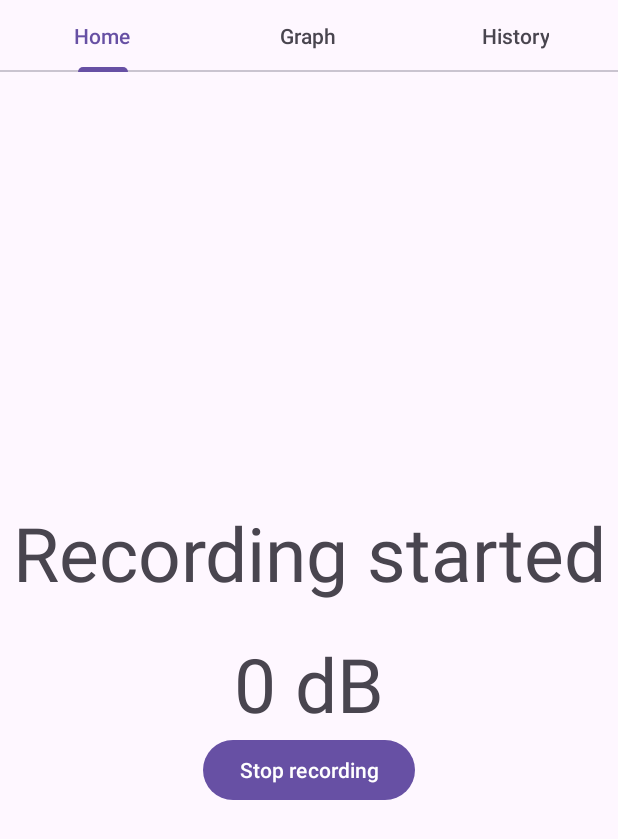
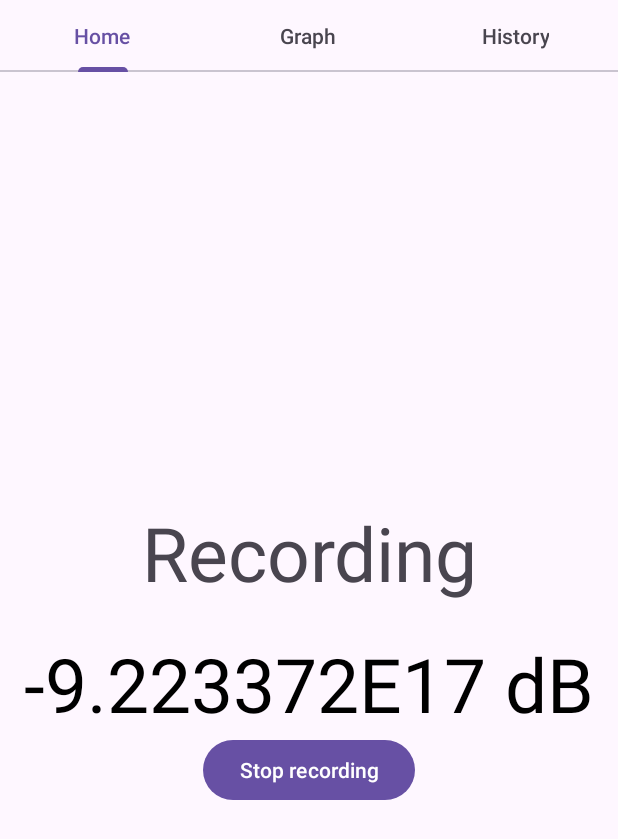
Before and after one commit to faithfuldao/II.3510_2425_SoundDetectorApp, an Android app: the screen it shows after launch (MainActivity), after a tap on "Start recording", on a phone screen of 412 x 824 dp. Shown: the top 839 px of the screen. Run offline under Robolectric (Android 15) with nearby library versions, the phone set to English and light mode, and no system bars.

Commit message:
dB meter working, without notification

```diff
--- a/app/src/main/java/com/example/sounddetector/Fragment1.java
+++ b/app/src/main/java/com/example/sounddetector/Fragment1.java
@@ -2,10 +2,12 @@ package com.example.sounddetector;
 
 import static android.Manifest.permission.RECORD_AUDIO;
 
+import android.annotation.SuppressLint;
 import android.content.pm.PackageManager;
+import android.media.AudioFormat;
+import android.media.AudioRecord;
 import android.media.MediaRecorder;
 import android.os.Bundle;
-import android.os.Handler;
 
 import androidx.activity.result.ActivityResultLauncher;
 import androidx.activity.result.contract.ActivityResultContracts;
@@ -20,22 +22,25 @@ import android.widget.TextView;
 import android.widget.Toast;
 
 import android.util.Log;
-import java.io.IOException;
 
 public class Fragment1 extends Fragment {
 
     private Button startStopBtn;
-    private TextView statusTV;
-    private MediaRecorder mediaRecorder;
-    private static String mFileName = null;
+    private TextView statusTV, dbValueTV;
+    private AudioRecord audioRecord;
+
+    private ActivityResultLauncher<String> requestPermissionLauncher;
 
     private boolean isRecording = false;
+    private static final int THRESHOLD_DB_LOW = -20;
+    private static final int THRESHOLD_DB_HIGH = -10;
 
-    //defining threshold for the alert notifications
-    private static final int THRESHOLD_DB = 70;
-    private Handler handler = new Handler();
+    private static final int SAMPLE_RATE = 44100;
+    private static final int DURATION = 2;
+    private static final int BUFFER_SIZE = SAMPLE_RATE * DURATION;
 
-    private ActivityResultLauncher<String> requestPermissionLauncher;
+    private short[] audioBuffer = new short[BUFFER_SIZE];
+
 
     @Override
     public void onCreate(Bundle savedInstanceState) {
@@ -52,15 +57,14 @@ public class Fragment1 extends Fragment {
                 });
     }
 
-
     @Override
     public View onCreateView(LayoutInflater inflater, ViewGroup container,
                              Bundle savedInstanceState) {
-
         View view = inflater.inflate(R.layout.fragment_1, container, false);
 
         statusTV = view.findViewById(R.id.status);
         startStopBtn = view.findViewById(R.id.startStopBtn);
+        dbValueTV = view.findViewById(R.id.dbValue);
 
         startStopBtn.setOnClickListener(v -> {
             if (!isRecording) {
@@ -70,78 +74,78 @@ public class Fragment1 extends Fragment {
                     requestPermissionLauncher.launch(RECORD_AUDIO);
                 }
             } else {
-                pauseRecording();
+                stopRecording();
             }
         });
+
         return view;
     }
 
-    // Method to check permissions
+    // True if permission granted
+    // False if permission denied
     private boolean checkPermissions() {
         int result1 = ContextCompat.checkSelfPermission(getContext(), RECORD_AUDIO);
         return result1 == PackageManager.PERMISSION_GRANTED;
     }
 
+    @SuppressLint("MissingPermission")
     private void startRecording() {
-        mFileName = requireActivity().getExternalFilesDir(null).getAbsolutePath() + "/tempRecording.3gp";
-        mediaRecorder = new MediaRecorder();
+        audioRecord = new AudioRecord(MediaRecorder.AudioSource.MIC,
+                SAMPLE_RATE,
+                AudioFormat.CHANNEL_IN_MONO,
+                AudioFormat.ENCODING_PCM_16BIT,
+                BUFFER_SIZE);
 
-        mediaRecorder.setAudioSource(MediaRecorder.AudioSource.MIC);
-        mediaRecorder.setOutputFormat(MediaRecorder.OutputFormat.THREE_GPP);
-        mediaRecorder.setAudioEncoder(MediaRecorder.AudioEncoder.AMR_NB);
-        mediaRecorder.setOutputFile(mFileName);
+        audioRecord.startRecording();
+        isRecording = true;
 
-        try {
-            mediaRecorder.prepare();
-            mediaRecorder.start();
-            Log.d("recordStatus", "Recording started");
-        } catch (IOException e) {
-            Log.e("recordingStatus", "prepare() failed", e);
-        }
+        new Thread(() -> {
+            while (isRecording) {
+                int numberOfShort = audioRecord.read(audioBuffer, 0, BUFFER_SIZE);
+
+                // Calculate avg amplitude for
+                double sum = 0;
+                for (int i = 0; i < numberOfShort; i++) {
+                    sum += audioBuffer[i] * audioBuffer[i];
+                }
+                double amplitude = Math.sqrt(sum / numberOfShort);
+                // Convert to dB
+                float amplitudeDB =  Math.round(20 * Math.log10(amplitude / 32767.0) * 10) / 10;
+                Log.d("AudioStats", "Amplitude: " + amplitude + " dB: " + amplitudeDB);
+
+                if (amplitudeDB > THRESHOLD_DB_HIGH) {
+//                    sendNotification();
+                    dbValueTV.setTextColor(getResources().getColor(R.color.red));
+                    Log.d("AudioStats", "High sound level!");
+                } else if (THRESHOLD_DB_LOW < amplitudeDB && amplitudeDB < THRESHOLD_DB_HIGH) {
+                    dbValueTV.setTextColor(getResources().getColor(R.color.orange));
+                } else {
+                    dbValueTV.setTextColor(getResources().getColor(R.color.black));
+                }
+
+                requireActivity().runOnUiThread(() -> {
+                    dbValueTV.setText(amplitudeDB + " dB");
+                });
+            }
+        }).start();
+
         startStopBtn.setText(getResources().getString(R.string.stopRecording));
-        statusTV.setText(getResources().getString(R.string.recordingStarted));
-        isRecording = true;
+        statusTV.setText(getResources().getString(R.string.recording));
     }
 
-    private void pauseRecording() {
-        mediaRecorder.stop();
-        mediaRecorder.release();
-        mediaRecorder = null;
+    private void stopRecording() {
+        if (audioRecord != null) {
+            isRecording = false;
+            audioRecord.stop();
+            audioRecord.release();
+            audioRecord = null;
 
-        startStopBtn.setText(getResources().getString(R.string.startRecording));
-        statusTV.setText(getResources().getString(R.string.recordingStopped));
-        isRecording = false;
+            startStopBtn.setText(getResources().getString(R.string.startRecording));
+            statusTV.setText(getResources().getString(R.string.stopped));
+        }
     }
 
-//    //converting the amplitude measured to decibel for our app
-//    public double calculateDecibels(int amplitude) {
-//        if (amplitude > 0) {
-//            return 20 * Math.log10((double) amplitude / 32767);
-//        } else {
-//            return 0;
-//        }
-//    }
-//
-//
-//    private Runnable soundLevelChecker = new Runnable() {
-//        @Override
-//        public void run() {
-//            if (mRecorder != null) {
-//                int amplitude = mRecorder.getMaxAmplitude();
-//                double soundDecibelMeasured = calculateDecibels(amplitude); //convert it to decibel
-//                Log.e("SoundLevel", "Current Sound Level: " + soundDecibelMeasured + " dB");
-//
-//                if (soundDecibelMeasured > THRESHOLD_DB) {
-//                    sendNotification();  //send notification if sound crosses 70 db
-//                }
-//                handler.postDelayed(this, 1000);  // Re-check every second
-//            } else {
-//                Log.e("MainActivity", "MediaRecorder is not initialized.");
-//            }
-//
-//        }
-//    };
-//
+
 //    private void sendNotification() {
 //        NotificationManager notificationManager = (NotificationManager) getSystemService(Context.NOTIFICATION_SERVICE);
 //        String channelId  = "Sound_Notification_Channel";
--- a/app/src/main/res/layout/fragment_1.xml
+++ b/app/src/main/res/layout/fragment_1.xml
@@ -18,11 +18,12 @@
         android:layout_marginBottom="20dp" />
 
     <TextView
+        android:id="@+id/dbValue"
         android:layout_width="match_parent"
         android:layout_height="wrap_content"
         android:gravity="center"
         android:textSize="50dp"
-        android:text="@string/dbValue" />
+        android:text="0 dB" />
 
     <Button
         android:id="@+id/startStopBtn"
@@ -31,6 +32,4 @@
         android:gravity="center"
         android:text="@string/startRecording" />
 
-
-
 </LinearLayout>
--- a/app/src/main/res/values/colors.xml
+++ b/app/src/main/res/values/colors.xml
@@ -2,4 +2,6 @@
 <resources>
     <color name="black">#FF000000</color>
     <color name="white">#FFFFFFFF</color>
+    <color name="red">#FF0000</color>
+    <color name="orange">#FFFFA500</color>
 </resources>
--- a/app/src/main/res/values/strings.xml
+++ b/app/src/main/res/values/strings.xml
@@ -6,10 +6,9 @@
     <string name="history">History</string>
 
     <string name="status">Status</string>
-    <string name="recordingStarted">Recording started</string>
-    <string name="recordingStopped">Recording stopped</string>
+    <string name="recording">Recording</string>
+    <string name="stopped">Stopped</string>
 
-    <string name="dbValue">0 dB</string>
     <string name="startRecording">Start recording</string>
     <string name="stopRecording">Stop recording</string>
 
```
